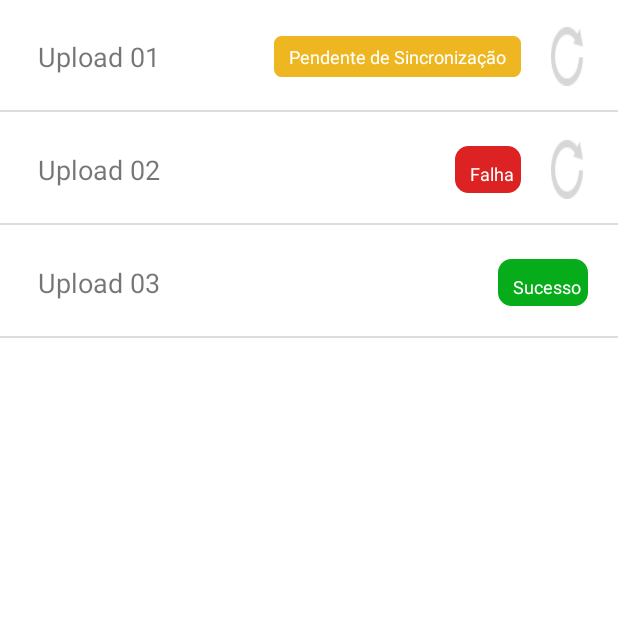
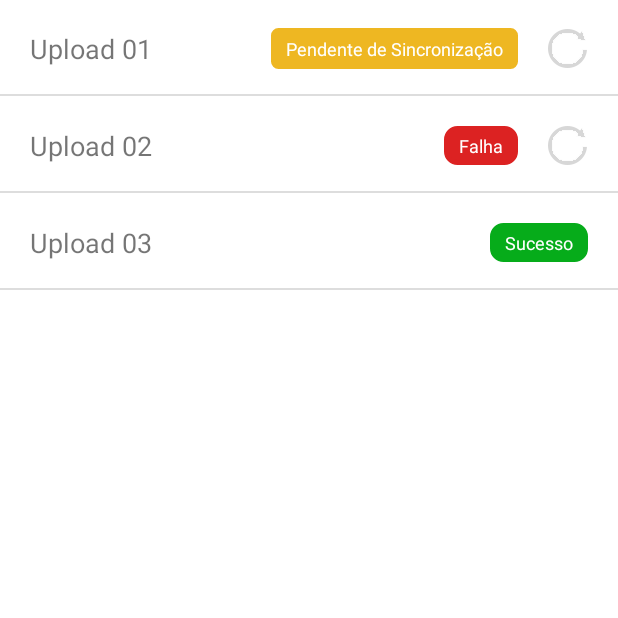
Before and after one commit to Jonsales/KimberlyClark, an Android app: the fragment UploadsFragment shown on its own in the app's theme, on a phone screen of 412 x 824 dp, the top half of it. Run offline under Robolectric (Android 15) with nearby library versions, the light colour scheme and no system bars.

Commit message:
update_layout_final

```diff
--- a/app/src/main/res/drawable/background_status_fail.xml
+++ b/app/src/main/res/drawable/background_status_fail.xml
@@ -7,8 +7,8 @@
         />
 
     <padding android:left="10dp"
-        android:top="10dp"
-        android:right="5dp"
+        android:top="5dp"
+        android:right="10dp"
         android:bottom="5dp"
         />
 
--- a/app/src/main/res/drawable/background_status_success.xml
+++ b/app/src/main/res/drawable/background_status_success.xml
@@ -7,8 +7,8 @@
         />
 
     <padding android:left="10dp"
-        android:top="10dp"
-        android:right="5dp"
+        android:top="5dp"
+        android:right="10dp"
         android:bottom="5dp"
         />
 
--- a/app/src/main/res/layout/layout_row_uploads_list.xml
+++ b/app/src/main/res/layout/layout_row_uploads_list.xml
@@ -9,13 +9,16 @@
     <LinearLayout
         android:layout_width="0dp"
         android:layout_height="match_parent"
-        android:layout_weight="0.4"
-        android:padding="25dp">
+        android:layout_weight="0.3"
+        android:paddingTop="20dp"
+        android:paddingBottom="20dp"
+        android:paddingLeft="20dp">
         <TextView
             android:id="@+id/text_details_uploads"
-            android:layout_width="wrap_content"
-            android:layout_height="wrap_content"
+            android:layout_width="match_parent"
+            android:layout_height="match_parent"
             android:text="Prcesso 01"
+            android:singleLine="true"
             android:textSize="18sp"
             />
     </LinearLayout>
@@ -23,7 +26,7 @@
     <LinearLayout
         android:layout_width="0dp"
         android:layout_height="match_parent"
-        android:layout_weight="0.6"
+        android:layout_weight="0.7"
         android:gravity="right|center_vertical"
         android:orientation="horizontal">
         <LinearLayout
@@ -51,18 +54,16 @@
             android:id="@+id/linear_background_img_reload"
             android:layout_width="0dp"
             android:layout_height="match_parent"
-            android:layout_weight="0.2"
+            android:layout_weight="0.1"
             android:gravity="center"
             android:orientation="vertical"
-            android:layout_marginTop="10dp"
-            android:layout_marginBottom="10dp"
-            android:paddingRight="20dp"
+            android:layout_marginRight="20dp"
             >
             <ImageView
                 android:id="@+id/img_reload_uploads"
                 android:layout_width="wrap_content"
                 android:layout_height="wrap_content"
-                android:background="@drawable/reload"/>
+                android:background="@drawable/reload_small" />
         </LinearLayout>
 
         </LinearLayout>
```
Also changed, not shown: app/src/main/java/br/com/john/kimberlyclark/DetailsProcessActivity.java (+103 -1 lines), app/src/main/res/drawable/spinner_custom.xml (added, +11 -0 lines), app/src/main/res/layout/activity_details_process.xml (+15 -8 lines), app/src/main/res/layout/content_details_process.xml (deleted, +0 -18 lines), app/src/main/res/layout/layout_spinner_list.xml (added, +19 -0 lines), app/src/main/res/values/styles.xml (+8 -0 lines), app/src/main/reload_small.png (added), app/src/main/res/drawable-hdpi/reload_small.png (added), app/src/main/res/drawable/icon_dropdown_spinner.png (added).
